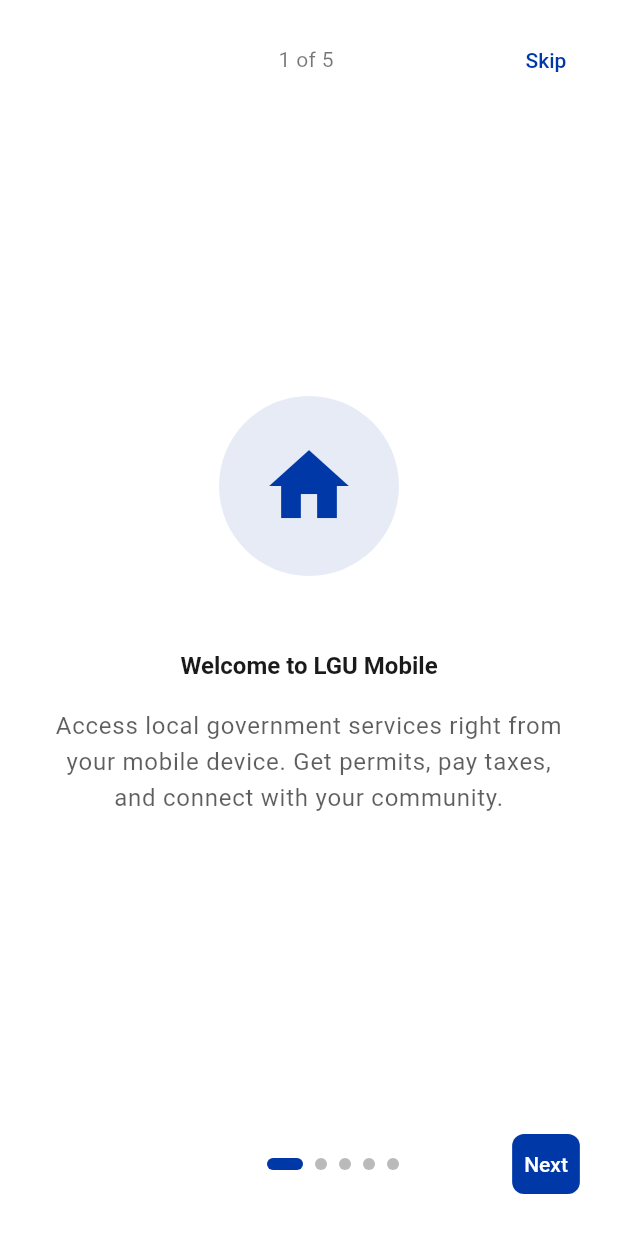
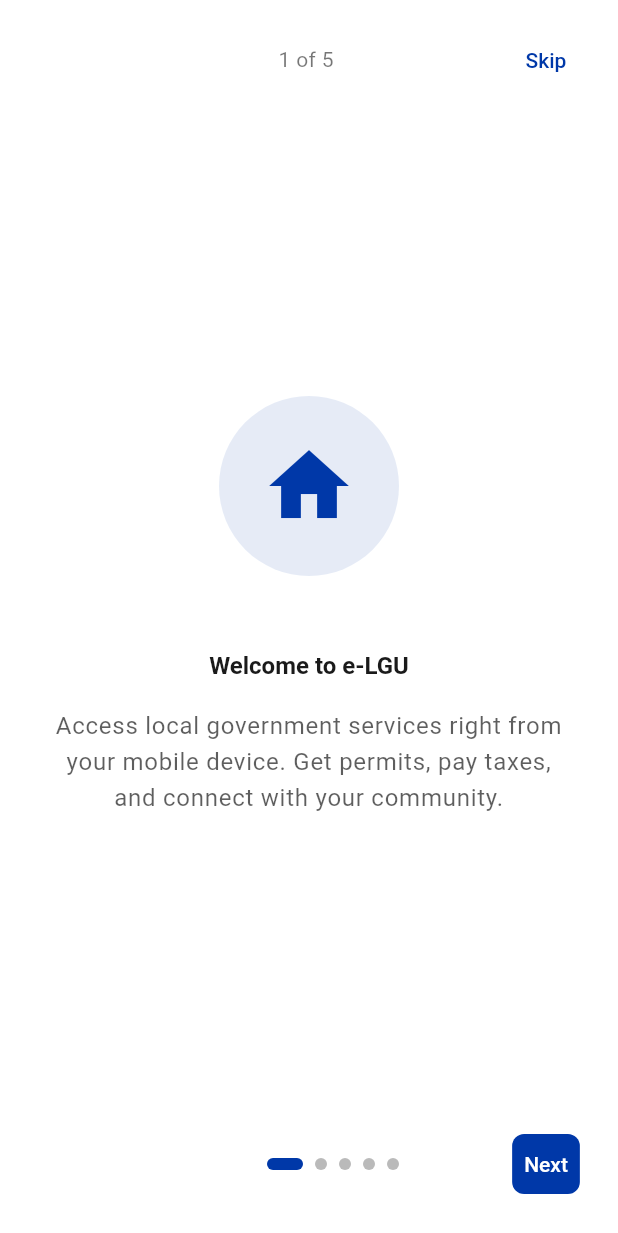
Before and after one commit to onesthathumbled/e-lgu-mob, a Flutter app: the screen it shows after launch, on a phone screen of 412 x 824 dp. Shown: the top 1233 px of the screen. Run offline on Flutter 3.47's test engine with Material 3 defaults, Android fonts, the phone set to English and light mode, and no system bars; our stand-ins replace connectivity_plus, equatable, fl_chart, flutter_local_notifications, flutter_riverpod, go_router and 6 more; accounts and stored records are empty.

Commit message:
[feat]: change to e-lgu

```diff
--- a/lib/features/auth/presentation/pages/login_page.dart
+++ b/lib/features/auth/presentation/pages/login_page.dart
@@ -117,7 +117,7 @@ class _LoginPageState extends ConsumerState<LoginPage> {
                       ),
                       const SizedBox(height: 8),
                       Text(
-                        'Sign in to your LGU account',
+                        'Sign in to your e-LGU account',
                         style: Theme.of(context).textTheme.bodyLarge?.copyWith(
                           color: Theme.of(context).colorScheme.onSurface.withValues(alpha: 0.7),
                         ),
--- a/lib/features/auth/presentation/pages/register_page.dart
+++ b/lib/features/auth/presentation/pages/register_page.dart
@@ -81,7 +81,7 @@ class _RegisterPageState extends State<RegisterPage> {
               children: [
                 // Title
                 Text(
-                  'Join LGU Mobile',
+                  'Join e-LGU',
                   style: Theme.of(context).textTheme.headlineMedium?.copyWith(
                     fontWeight: FontWeight.bold,
                   ),
--- a/lib/shared/widgets/onboarding_page.dart
+++ b/lib/shared/widgets/onboarding_page.dart
@@ -18,7 +18,7 @@ class _OnboardingPageState extends State<OnboardingPage> {
   final List<OnboardingStep> _steps = [
     OnboardingStep(
       icon: Icons.home,
-      title: 'Welcome to LGU Mobile',
+      title: 'Welcome to e-LGU',
       description: 'Access local government services right from your mobile device. Get permits, pay taxes, and connect with your community.',
     ),
     OnboardingStep(
```
Also changed, not shown: 2 other files.
